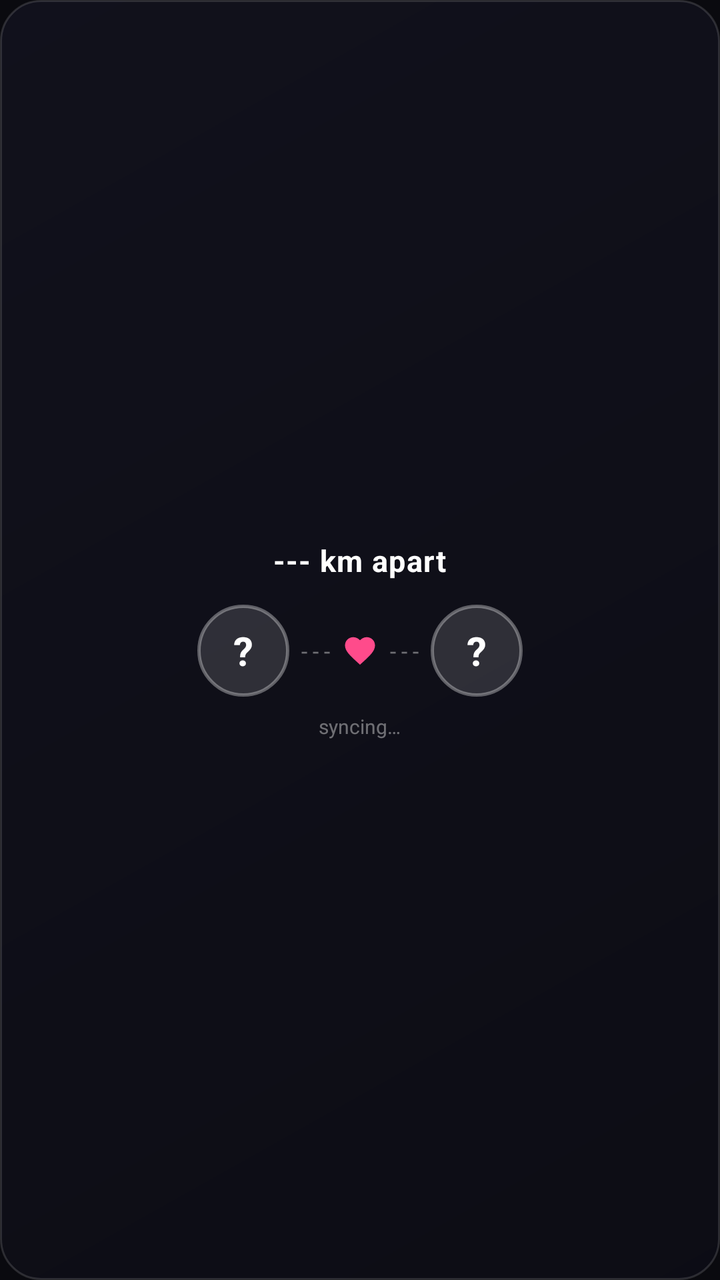
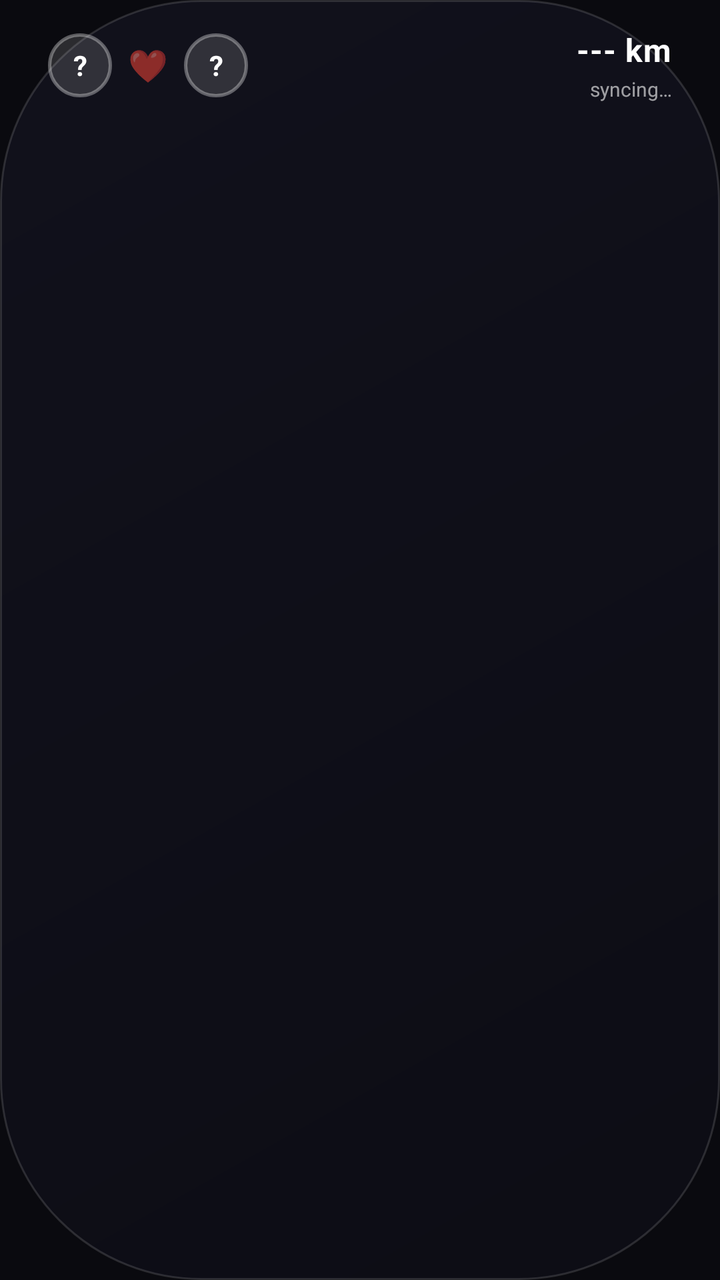

Two renders of the same Android screen: before a commit and after it. Below are the layout's source before the change and the commit's diff.
<!-- AndroidManifest.xml: application theme Theme.DistanceWidget -->
<!-- res/layout/widget_distance.xml -->
<?xml version="1.0" encoding="utf-8"?>
<LinearLayout
    xmlns:android="http://schemas.android.com/apk/res/android"
    android:id="@+id/widget_root"
    android:layout_width="match_parent"
    android:layout_height="wrap_content"
    android:orientation="vertical"
    android:gravity="center"
    android:padding="16dp"
    android:background="@drawable/widget_bg">

    
    <TextView
        android:id="@+id/tv_distance"
        android:layout_width="wrap_content"
        android:layout_height="wrap_content"
        android:text="--- km apart"
        android:textColor="#FFFFFF"
        android:textSize="15sp"
        android:textStyle="bold"
        android:letterSpacing="0.03"
        android:layout_marginBottom="12dp"/>

    
    <LinearLayout
        android:layout_width="wrap_content"
        android:layout_height="wrap_content"
        android:orientation="horizontal"
        android:gravity="center_vertical">

        <TextView
            android:id="@+id/tv_my_initial"
            android:layout_width="46dp"
            android:layout_height="46dp"
            android:gravity="center"
            android:text="?"
            android:textColor="#FFFFFF"
            android:textSize="20sp"
            android:textStyle="bold"
            android:background="@drawable/circle_bg"/>

        <TextView
            android:id="@+id/tv_dash_left"
            android:layout_width="wrap_content"
            android:layout_height="wrap_content"
            android:text="- - -"
            android:textColor="#66FFFFFF"
            android:textSize="11sp"
            android:layout_marginStart="6dp"
            android:layout_marginEnd="4dp"/>

        <ImageView
            android:id="@+id/iv_heart"
            android:layout_width="18dp"
            android:layout_height="18dp"
            android:src="@drawable/ic_heart"
            android:layout_marginHorizontal="2dp"/>

        <TextView
            android:id="@+id/tv_dash_right"
            android:layout_width="wrap_content"
            android:layout_height="wrap_content"
            android:text="- - -"
            android:textColor="#66FFFFFF"
            android:textSize="11sp"
            android:layout_marginStart="4dp"
            android:layout_marginEnd="6dp"/>

        <TextView
            android:id="@+id/tv_partner_initial"
            android:layout_width="46dp"
            android:layout_height="46dp"
            android:gravity="center"
            android:text="?"
            android:textColor="#FFFFFF"
            android:textSize="20sp"
            android:textStyle="bold"
            android:background="@drawable/circle_bg"/>

    </LinearLayout>

    
    <TextView
        android:id="@+id/tv_last_updated"
        android:layout_width="wrap_content"
        android:layout_height="wrap_content"
        android:text="syncing…"
        android:textColor="#66FFFFFF"
        android:textSize="10sp"
        android:layout_marginTop="8dp"/>

</LinearLayout>
<!-- resources referenced by this layout -->
<resources>
  <!-- drawable circle_bg (drawable) -->
  <?xml version="1.0" encoding="utf-8"?>
  <shape xmlns:android="http://schemas.android.com/apk/res/android"
      android:shape="oval">
      <solid android:color="#22FFFFFF"/>
      <stroke
          android:width="1.5dp"
          android:color="#55FFFFFF"/>
  </shape>
  <!-- drawable ic_heart (drawable) -->
  <vector xmlns:android="http://schemas.android.com/apk/res/android"
      android:width="24dp"
      android:height="24dp"
      android:viewportWidth="24"
      android:viewportHeight="24">
      <path
          android:fillColor="#FF4B8B"
          android:pathData="M12,21.35l-1.45,-1.32C5.4,15.36 2,12.28 2,8.5
          2,5.42 4.42,3 7.5,3c1.74,0 3.41,0.81 4.5,2.09
          C13.09,3.81 14.76,3 16.5,3 19.58,3 22,5.42 22,8.5
          c0,3.78 -3.4,6.86 -8.55,11.54L12,21.35z"/>
  </vector>
  <!-- drawable widget_bg (drawable) -->
  <?xml version="1.0" encoding="utf-8"?>
  <shape xmlns:android="http://schemas.android.com/apk/res/android"
      android:shape="rectangle">
      <corners android:radius="20dp"/>
      <gradient
          android:startColor="#CC0D0D16"
          android:endColor="#CC13131F"
          android:angle="135"
          android:type="linear"/>
      <stroke
          android:width="1dp"
          android:color="#22FFFFFF"/>
  </shape>
  <style name="Theme.DistanceWidget" parent="android:Theme.Material.Light.NoActionBar">
          <item name="android:windowBackground">@color/bg_primary</item>
          <item name="android:statusBarColor">@color/bg_primary</item>
          <item name="android:navigationBarColor">@color/bg_primary</item>
      </style>
  <color name="bg_primary">#0A0A0F</color>
</resources>

<!-- the commit's change to res/layout/widget_distance.xml (unified diff, before → after) -->
@@ -1,92 +1,123 @@
 <?xml version="1.0" encoding="utf-8"?>
-<LinearLayout
-    xmlns:android="http://schemas.android.com/apk/res/android"
+<FrameLayout xmlns:android="http://schemas.android.com/apk/res/android"
     android:id="@+id/widget_root"
     android:layout_width="match_parent"
-    android:layout_height="wrap_content"
-    android:orientation="vertical"
-    android:gravity="center"
-    android:padding="16dp"
-    android:background="@drawable/widget_bg">
+    android:layout_height="wrap_content">
 
     
-    <TextView
-        android:id="@+id/tv_distance"
-        android:layout_width="wrap_content"
-        android:layout_height="wrap_content"
-        android:text="--- km apart"
-        android:textColor="#FFFFFF"
-        android:textSize="15sp"
-        android:textStyle="bold"
-        android:letterSpacing="0.03"
-        android:layout_marginBottom="12dp"/>
+    <ImageView
+        android:id="@+id/widget_bg_image"
+        android:layout_width="match_parent"
+        android:layout_height="match_parent"
+        android:src="@drawable/widget_bg_wide"
+        android:scaleType="fitXY" />
 
-    
     <LinearLayout
-        android:layout_width="wrap_content"
+        android:layout_width="match_parent"
         android:layout_height="wrap_content"
         android:orientation="horizontal"
-        android:gravity="center_vertical">
+        android:gravity="center_vertical"
+        android:paddingLeft="24dp"
+        android:paddingRight="24dp"
+        android:paddingTop="14dp"
+        android:paddingBottom="14dp">
 
-        <TextView
-            android:id="@+id/tv_my_initial"
-            android:layout_width="46dp"
-            android:layout_height="46dp"
-            android:gravity="center"
-            android:text="?"
-            android:textColor="#FFFFFF"
-            android:textSize="20sp"
-            android:textStyle="bold"
-            android:background="@drawable/circle_bg"/>
-
-        <TextView
-            android:id="@+id/tv_dash_left"
+        
+        <LinearLayout
             android:layout_width="wrap_content"
             android:layout_height="wrap_content"
-            android:text="- - -"
-            android:textColor="#66FFFFFF"
-            android:textSize="11sp"
-            android:layout_marginStart="6dp"
-            android:layout_marginEnd="4dp"/>
+            android:orientation="horizontal"
+            android:gravity="center_vertical">
 
-        <ImageView
-            android:id="@+id/iv_heart"
-            android:layout_width="18dp"
-            android:layout_height="18dp"
-            android:src="@drawable/ic_heart"
-            android:layout_marginHorizontal="2dp"/>
+            <TextView
+                android:id="@+id/tv_my_initial"
+                android:layout_width="32dp"
+                android:layout_height="32dp"
+                android:gravity="center"
+                android:text="?"
+                android:textColor="#FFFFFF"
+                android:textSize="14sp"
+                android:textStyle="bold"
+                android:background="@drawable/circle_bg"/>
 
-        <TextView
-            android:id="@+id/tv_dash_right"
+            
+            <TextView
+                android:id="@+id/tv_emoji_static"
+                android:layout_width="36dp"
+                android:layout_height="36dp"
+                android:gravity="center"
+                android:text="❤️"
+                android:textSize="16sp"
+                android:visibility="gone"/>
+
+            
+            <ViewFlipper
+                android:id="@+id/view_flipper_emoji"
+                android:layout_width="36dp"
+                android:layout_height="36dp"
+                android:autoStart="true"
+                android:flipInterval="1000">
+                
+                <TextView
+                    android:id="@+id/tv_emoji_1"
+                    android:layout_width="match_parent"
+                    android:layout_height="match_parent"
+                    android:gravity="center"
+                    android:text="❤️"
+                    android:textSize="16sp"/>
+                    
+                <TextView
+                    android:id="@+id/tv_emoji_2"
+                    android:layout_width="match_parent"
+                    android:layout_height="match_parent"
+                    android:gravity="center"
+                    android:text="❤️"
+                    android:textSize="12sp"/>
+            </ViewFlipper>
+
+            <TextView
+                android:id="@+id/tv_partner_initial"
+                android:layout_width="32dp"
+                android:layout_height="32dp"
+                android:gravity="center"
+                android:text="?"
+                android:textColor="#FFFFFF"
+                android:textSize="14sp"
+                android:textStyle="bold"
+                android:background="@drawable/circle_bg"/>
+        </LinearLayout>
+
+        
+        <FrameLayout
+            android:layout_width="0dp"
+            android:layout_height="0dp"
+            android:layout_weight="1"/>
+
+        
+        <LinearLayout
             android:layout_width="wrap_content"
             android:layout_height="wrap_content"
-            android:text="- - -"
-            android:textColor="#66FFFFFF"
-            android:textSize="11sp"
-            android:layout_marginStart="4dp"
-            android:layout_marginEnd="6dp"/>
+            android:orientation="vertical"
+            android:gravity="end">
 
-        <TextView
-            android:id="@+id/tv_partner_initial"
-            android:layout_width="46dp"
-            android:layout_height="46dp"
-            android:gravity="center"
-            android:text="?"
-            android:textColor="#FFFFFF"
-            android:textSize="20sp"
-            android:textStyle="bold"
-            android:background="@drawable/circle_bg"/>
+            <TextView
+                android:id="@+id/tv_distance"
+                android:layout_width="wrap_content"
+                android:layout_height="wrap_content"
+                android:text="--- km"
+                android:textColor="#FFFFFF"
+                android:textSize="16sp"
+                android:textStyle="bold"
+                android:letterSpacing="0.02"/>
 
+            <TextView
+                android:id="@+id/tv_last_updated"
+                android:layout_width="wrap_content"
+                android:layout_height="wrap_content"
+                android:text="syncing…"
+                android:textColor="#99FFFFFF"
+                android:textSize="10sp"
+                android:layout_marginTop="2dp"/>
+        </LinearLayout>
     </LinearLayout>
-
-    
-    <TextView
-        android:id="@+id/tv_last_updated"
-        android:layout_width="wrap_content"
-        android:layout_height="wrap_content"
-        android:text="syncing…"
-        android:textColor="#66FFFFFF"
-        android:textSize="10sp"
-        android:layout_marginTop="8dp"/>
-
-</LinearLayout>
+</FrameLayout>
<!-- resource entries referenced after the edit -->
@@ -9,24 +9,11 @@
           android:width="1.5dp"
           android:color="#55FFFFFF"/>
   </shape>
-  <!-- drawable ic_heart (drawable) -->
-  <vector xmlns:android="http://schemas.android.com/apk/res/android"
-      android:width="24dp"
-      android:height="24dp"
-      android:viewportWidth="24"
-      android:viewportHeight="24">
-      <path
-          android:fillColor="#FF4B8B"
-          android:pathData="M12,21.35l-1.45,-1.32C5.4,15.36 2,12.28 2,8.5
-          2,5.42 4.42,3 7.5,3c1.74,0 3.41,0.81 4.5,2.09
-          C13.09,3.81 14.76,3 16.5,3 19.58,3 22,5.42 22,8.5
-          c0,3.78 -3.4,6.86 -8.55,11.54L12,21.35z"/>
-  </vector>
-  <!-- drawable widget_bg (drawable) -->
+  <!-- drawable widget_bg_wide (drawable) -->
   <?xml version="1.0" encoding="utf-8"?>
   <shape xmlns:android="http://schemas.android.com/apk/res/android"
       android:shape="rectangle">
-      <corners android:radius="20dp"/>
+      <corners android:radius="100dp"/>
       <gradient
           android:startColor="#CC0D0D16"
           android:endColor="#CC13131F"
